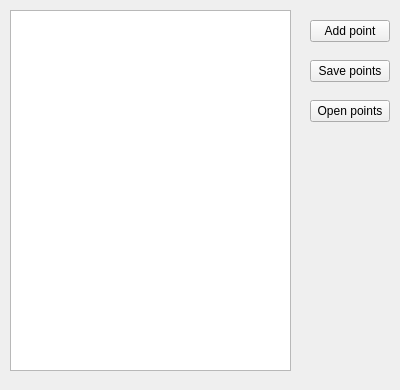
Above: waypoints.ui from Unknown0156/Autoage before the change. Below: the same form after it.
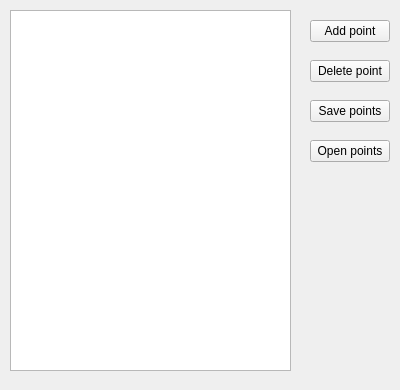
That is the form after the change.

Commit message: mobs vtables delete point for waypoints

Patch:
```diff
--- a/waypoints.ui
+++ b/waypoints.ui
@@ -30,7 +30,7 @@
    <property name="geometry">
     <rect>
      <x>310</x>
-     <y>60</y>
+     <y>100</y>
      <width>80</width>
      <height>22</height>
     </rect>
@@ -43,7 +43,7 @@
    <property name="geometry">
     <rect>
      <x>310</x>
-     <y>100</y>
+     <y>140</y>
      <width>80</width>
      <height>22</height>
     </rect>
@@ -62,6 +62,19 @@
     </rect>
    </property>
   </widget>
+  <widget class="QPushButton" name="pointDelete">
+   <property name="geometry">
+    <rect>
+     <x>310</x>
+     <y>60</y>
+     <width>80</width>
+     <height>22</height>
+    </rect>
+   </property>
+   <property name="text">
+    <string>Delete point</string>
+   </property>
+  </widget>
  </widget>
  <resources/>
  <connections/>
```
The commit also changes 5 other files.
